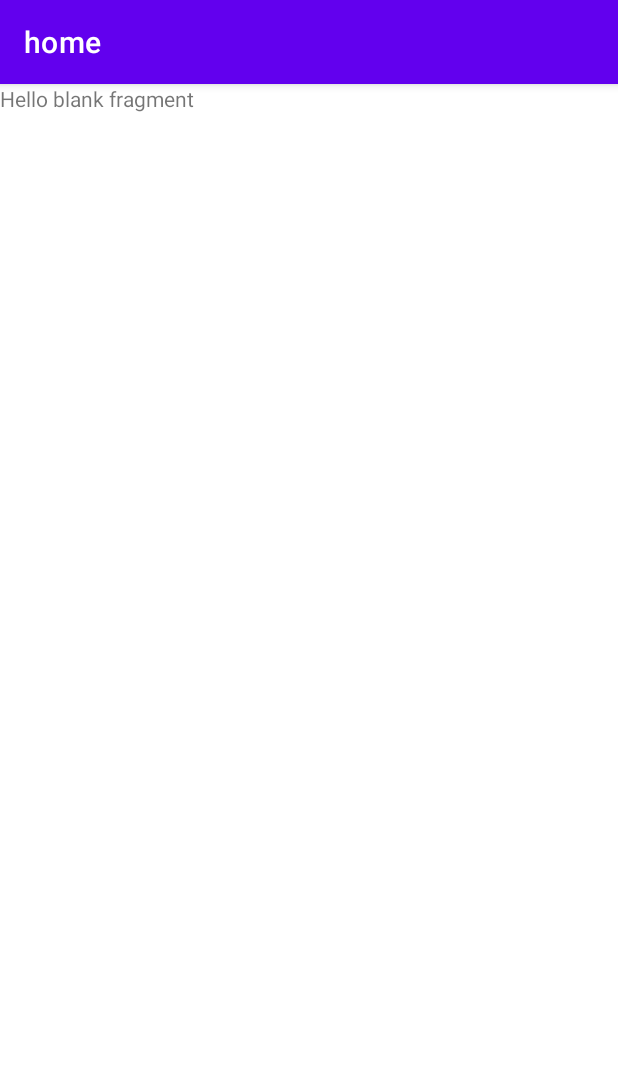
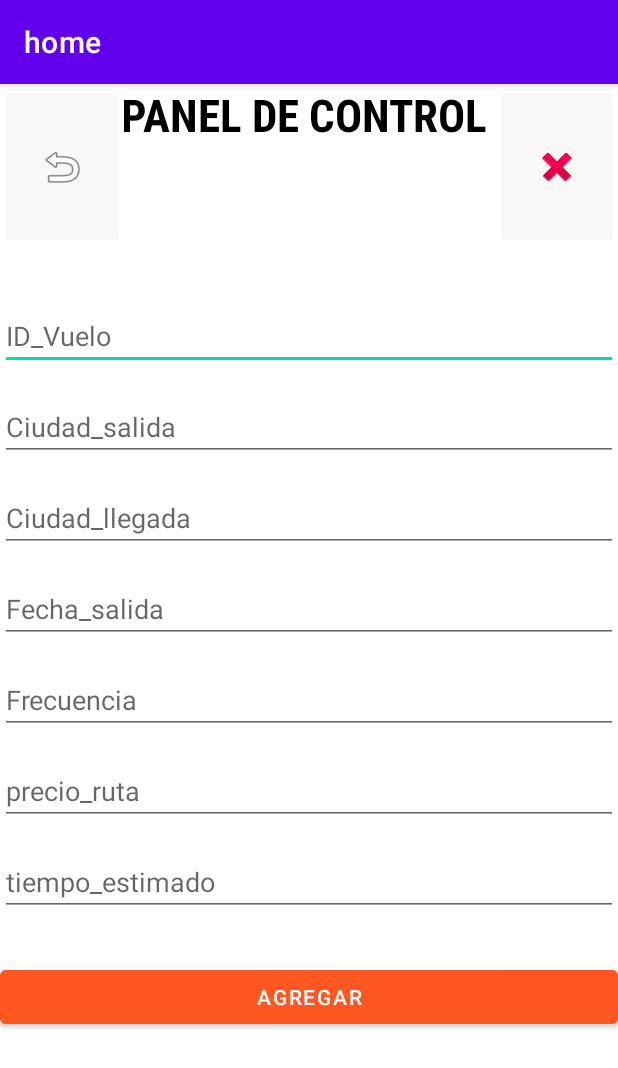
Before and after one commit to carlosdelabarrera/Proyecto-Vuela-Movil, an Android app: the AgregarFragment screen opened directly, with no data from a screen before it, on a phone screen of 412 x 824 dp. Shown: the top 1068 px of the screen. Run offline under Robolectric (Android 15) with nearby library versions, the phone set to English and light mode, and no system bars.

Commit message:
AVANCE SQLITE Y FRAGMENT AGREGAR USUARIO Y VUELO

```diff
--- a/app/src/main/java/com/example/myapplication/AdminSQLiteOpenHelper.java
+++ b/app/src/main/java/com/example/myapplication/AdminSQLiteOpenHelper.java
@@ -14,6 +14,7 @@ public class AdminSQLiteOpenHelper  extends SQLiteOpenHelper {
     @Override
     public void onCreate(SQLiteDatabase db) {
         db.execSQL("CREATE TABLE usuario_agencia ( CC int not null,nombre varchar(50),edad varchar(50),correo varchar(50),telefono varchar (50),primary key (CC))");
+        db.execSQL("CREATE TABLE empresa_de_aviacion(id_vuelo int not null,ciudad_salida varchar(30),ciudad_llegada varchar(30),fecha_salida varchar(12),frecuencia int not null,precio_ruta int not null,tiempo_estimado varchar(40),primary key (Id_vuelo))");
     }
 
     @Override
--- a/app/src/main/java/com/example/myapplication/Adminitrador.java
+++ b/app/src/main/java/com/example/myapplication/Adminitrador.java
@@ -30,7 +30,7 @@ public class Adminitrador extends AppCompatActivity {
         EditText editText4 = (EditText) findViewById(R.id.editTextTextPersonName5);
         EditText editText5 = (EditText) findViewById(R.id.editTextTextPersonName6);
 
-        AdminSQLiteOpenHelper admin = new AdminSQLiteOpenHelper(this, "base_datos", null, 1);
+        AdminSQLiteOpenHelper admin = new AdminSQLiteOpenHelper(this, "base_datos2", null, 1);
         SQLiteDatabase bd = admin.getWritableDatabase();
         Integer codigo = Integer.parseInt(editText1.getText().toString());
         String nombre = editText2.getText().toString();
@@ -65,7 +65,7 @@ public class Adminitrador extends AppCompatActivity {
         EditText editText4 = (EditText) findViewById(R.id.editTextTextPersonName5);
         EditText editText5 = (EditText) findViewById(R.id.editTextTextPersonName6);
 
-        AdminSQLiteOpenHelper admin = new AdminSQLiteOpenHelper(this, "base_datos", null, 1);
+        AdminSQLiteOpenHelper admin = new AdminSQLiteOpenHelper(this, "base_datos2", null, 1);
 
         SQLiteDatabase bd = admin.getWritableDatabase();
         Integer codigo = Integer.parseInt(editText1.getText().toString());
--- /dev/null
+++ b/app/src/main/java/com/example/myapplication/AgregarFragment.java
@@ -0,0 +1,88 @@
+package com.example.myapplication;
+
+import android.content.ContentValues;
+import android.database.sqlite.SQLiteDatabase;
+import android.os.Bundle;
+
+import androidx.fragment.app.Fragment;
+
+import android.view.LayoutInflater;
+import android.view.View;
+import android.view.ViewGroup;
+import android.widget.Button;
+import android.widget.EditText;
+import android.widget.Toast;
+
+import com.example.myapplication.AdminSQLiteOpenHelper;
+import com.example.myapplication.R;
+
+
+public class AgregarFragment extends Fragment {
+
+
+    public AgregarFragment() {
+        // Required empty public constructor
+
+    }
+    View view;
+    Button button;
+
+
+
+    @Override
+    public View onCreateView(LayoutInflater inflater, ViewGroup container,
+                             Bundle savedInstanceState) {
+        view=inflater.inflate(R.layout.fragment_agregar, container, false);
+        button=view.findViewById(R.id.fragment_agregar_button);
+        button.setOnClickListener(new View.OnClickListener() {
+            @Override
+            public void onClick(View v) {
+
+                    EditText editText1 = (EditText) view.findViewById(R.id.fragment_agregar_1);
+                    EditText editText2 = (EditText) view.findViewById(R.id.fragment_agregar_2);
+                    EditText editText3 = (EditText) view.findViewById(R.id.fragment_agregar_3);
+                    EditText editText4 = (EditText) view.findViewById(R.id.fragment_agregar_4);
+                    EditText editText5 = (EditText) view.findViewById(R.id.fragment_agregar_5);
+                    EditText editText6 = (EditText) view.findViewById(R.id.fragment_agregar_6);
+                    EditText editText7 = (EditText) view.findViewById(R.id.fragment_agregar_7);
+
+
+                    AdminSQLiteOpenHelper admin = new AdminSQLiteOpenHelper(view.getContext(), "base_datos2", null, 1);
+                    SQLiteDatabase bd = admin.getWritableDatabase();
+                    Integer id_vuelo = Integer.parseInt(editText1.getText().toString());
+                    String ciudad_salida = editText2.getText().toString();
+                    String ciudad_llegada = editText3.getText().toString();
+                    String fecha_salida= editText4.getText().toString();
+                    Integer frecuencia = Integer.parseInt(editText5.getText().toString());
+                    Integer precio_ruta = Integer.parseInt(editText6.getText().toString());
+                    String tiempo_estimado= editText7.getText().toString();
+
+                    ContentValues registro = new ContentValues();
+                    registro.put("id_vuelo", id_vuelo);
+                    registro.put("ciudad_salida", ciudad_salida);
+                    registro.put("ciudad_llegada", ciudad_llegada);
+                    registro.put("fecha_salida",fecha_salida);
+                    registro.put("frecuencia",frecuencia);
+                    registro.put("precio_ruta",precio_ruta);
+                    registro.put("tiempo_estimado",tiempo_estimado);
+
+                    bd.insert("empresa_de_aviacion", null, registro);
+                    bd.close();
+                    editText1.setText("");
+                    editText2.setText("");
+                    editText3.setText("");
+                    editText4.setText("");
+                    editText5.setText("");
+                    editText6.setText("");
+                    editText7.setText("");
+
+                    Toast.makeText(view.getContext(), "Se cargaron los datos del artículo", Toast.LENGTH_SHORT).show();
+            }
+        });
+        // Inflate the layout for this fragment
+        return view;
+
+    }
+
+
+}
--- a/app/src/main/java/com/example/myapplication/Main_Activity_admin.java
+++ b/app/src/main/java/com/example/myapplication/Main_Activity_admin.java
@@ -13,13 +13,9 @@ import androidx.appcompat.widget.Toolbar;
 import androidx.drawerlayout.widget.DrawerLayout;
 import androidx.fragment.app.FragmentManager;
 import androidx.fragment.app.FragmentTransaction;
-import androidx.navigation.fragment.FragmentNavigator;
 
-import com.example.myapplication.R;
-import com.example.myapplication.administrador.AgregarFragment;
 import com.example.myapplication.administrador.EliminarFragment;
 import com.example.myapplication.administrador.ModificarFragment;
-import com.example.myapplication.ui.home.HomeFragment;
 import com.google.android.material.navigation.NavigationView;
 
 public class Main_Activity_admin extends AppCompatActivity implements NavigationView.OnNavigationItemSelectedListener {
--- a/app/src/main/java/com/example/myapplication/administrador/AgregarFragment.java
+++ /dev/null
@@ -1,28 +0,0 @@
-package com.example.myapplication.administrador;
-
-import android.os.Bundle;
-
-import androidx.fragment.app.Fragment;
-
-import android.view.LayoutInflater;
-import android.view.View;
-import android.view.ViewGroup;
-
-import com.example.myapplication.R;
-
-
-public class AgregarFragment extends Fragment {
-
-
-    public AgregarFragment() {
-        // Required empty public constructor
-    }
-
-
-    @Override
-    public View onCreateView(LayoutInflater inflater, ViewGroup container,
-                             Bundle savedInstanceState) {
-        // Inflate the layout for this fragment
-        return inflater.inflate(R.layout.fragment_agregar, container, false);
-    }
-}
--- a/app/src/main/res/layout/fragment_agregar.xml
+++ b/app/src/main/res/layout/fragment_agregar.xml
@@ -1,14 +1,177 @@
 <?xml version="1.0" encoding="utf-8"?>
 <FrameLayout xmlns:android="http://schemas.android.com/apk/res/android"
+    xmlns:app="http://schemas.android.com/apk/res-auto"
     xmlns:tools="http://schemas.android.com/tools"
     android:layout_width="match_parent"
     android:layout_height="match_parent"
-    tools:context=".administrador.AgregarFragment">
 
-    <!-- TODO: Update blank fragment layout -->
-    <TextView
+
+    tools:context=".AgregarFragment">
+
+    <LinearLayout
         android:layout_width="match_parent"
         android:layout_height="match_parent"
-        android:text="@string/hello_blank_fragment" />
 
+        android:orientation="vertical">
+
+        <LinearLayout
+            android:layout_width="match_parent"
+            android:layout_height="match_parent"
+            android:layout_weight=".90"
+            android:orientation="horizontal">
+
+            <ImageButton
+                android:id="@+id/fragment_agregar_icon1"
+                android:layout_width="match_parent"
+                android:layout_height="match_parent"
+                android:layout_weight=".80"
+                android:backgroundTint="#FAF7F7"
+                android:onClick="Volver_login"
+                app:srcCompat="@android:drawable/ic_menu_revert"
+                tools:ignore="SpeakableTextPresentCheck" />
+
+            <TextView
+                android:id="@+id/textadmin"
+                android:layout_width="match_parent"
+                android:layout_height="match_parent"
+                android:layout_weight=".40"
+                android:fontFamily="sans-serif-condensed"
+                android:text="PANEL DE CONTROL "
+                android:textAlignment="center"
+                android:textColor="@color/black"
+                android:textSize="30dp"
+                android:textStyle="bold" />
+
+            <ImageButton
+
+                android:id="@+id/imageButtonadmin2"
+                android:layout_width="match_parent"
+                android:layout_height="match_parent"
+                android:layout_weight=".80"
+                android:backgroundTint="#FAF7F7"
+                app:srcCompat="@android:drawable/ic_delete"
+                tools:ignore="SpeakableTextPresentCheck" />
+        </LinearLayout>
+
+        <LinearLayout
+            android:layout_width="match_parent"
+            android:layout_height="match_parent"
+            android:layout_weight=".15"
+            android:orientation="vertical">
+
+            <Space
+                android:layout_width="15dp"
+                android:layout_height="35dp">
+
+            </Space>
+
+            <EditText
+                android:id="@+id/fragment_agregar_1"
+                android:layout_width="match_parent"
+                android:layout_height="wrap_content"
+                android:ems="10"
+                android:hint="ID_Vuelo"
+                android:inputType="textPersonName" />
+
+            <Space
+                android:layout_width="15dp"
+                android:layout_height="15dp">
+
+            </Space>
+
+            <EditText
+                android:id="@+id/fragment_agregar_2"
+                android:layout_width="match_parent"
+                android:layout_height="wrap_content"
+                android:ems="10"
+                android:hint="Ciudad_salida"
+                android:inputType="textPersonName" />
+
+            <Space
+                android:layout_width="15dp"
+                android:layout_height="15dp">
+
+            </Space>
+
+            <EditText
+                android:id="@+id/fragment_agregar_3"
+                android:layout_width="match_parent"
+                android:layout_height="wrap_content"
+                android:ems="10"
+                android:hint="Ciudad_llegada"
+                android:inputType="textPersonName" />
+
+            <Space
+                android:layout_width="15dp"
+                android:layout_height="15dp">
+
+            </Space>
+
+            <EditText
+                android:id="@+id/fragment_agregar_4"
+                android:layout_width="match_parent"
+                android:layout_height="wrap_content"
+                android:ems="10"
+                android:hint="Fecha_salida"
+                android:inputType="textPersonName" />
+
+            <Space
+                android:layout_width="15dp"
+                android:layout_height="15dp">
+
+            </Space>
+
+            <EditText
+                android:id="@+id/fragment_agregar_5"
+                android:layout_width="match_parent"
+                android:layout_height="wrap_content"
+                android:ems="10"
+                android:hint="Frecuencia"
+                android:inputType="textPersonName" />
+
+            <Space
+                android:layout_width="15dp"
+                android:layout_height="15dp">
+
+            </Space>
+
+            <EditText
+                android:id="@+id/fragment_agregar_6"
+                android:layout_width="match_parent"
+                android:layout_height="wrap_content"
+                android:ems="10"
+                android:hint="precio_ruta"
+                android:inputType="textPersonName" />
+
+            <Space
+                android:layout_width="15dp"
+                android:layout_height="15dp">
+
+            </Space>
+
+            <EditText
+                android:id="@+id/fragment_agregar_7"
+                android:layout_width="match_parent"
+                android:layout_height="wrap_content"
+                android:ems="10"
+                android:hint="tiempo_estimado"
+                android:inputType="textPersonName" />
+
+            <Space
+                android:layout_width="30dp"
+                android:layout_height="30dp">
+
+            </Space>
+
+            <Button
+                android:id="@+id/fragment_agregar_button"
+                android:layout_width="match_parent"
+                android:layout_height="wrap_content"
+                android:backgroundTint="#FF5722"
+                android:onClick="agregar_vuelo"
+                android:text="agregar" />
+        </LinearLayout>
+
+
+    </LinearLayout>
 </FrameLayout>
```
